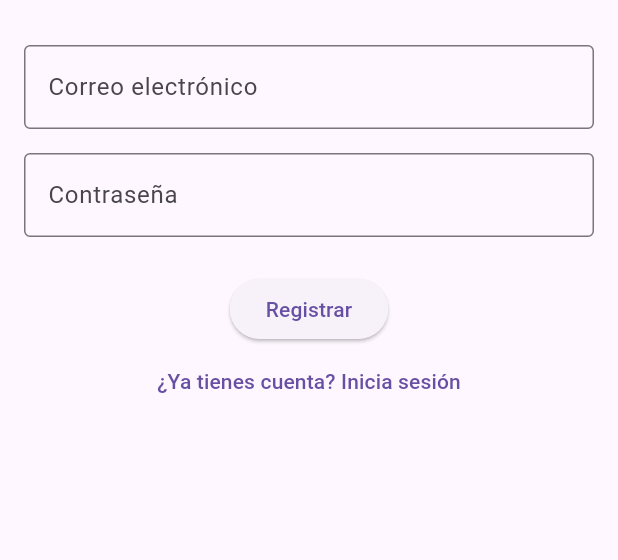
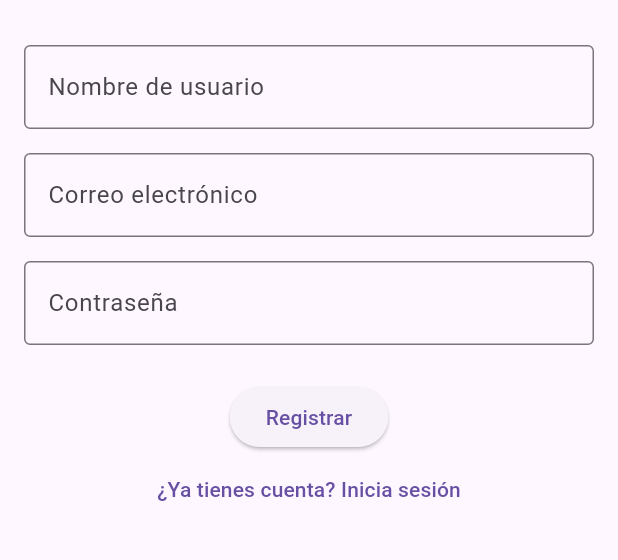
Before and after one commit to Domiciano/AppMovil261, a Flutter app: the SignupScreen screen opened by its route, on a phone screen of 412 x 824 dp, the part 63-623 px from its top. Run offline on Flutter 3.47's test engine with Material 3 defaults, Android fonts, the phone set to English and light mode, and no system bars; our stand-ins replace flutter_bloc, supabase_flutter; accounts and stored records are empty.

Commit message:
Semana 12

```diff
--- a/lib/features/auth/domain/usecases/signup_usecase.dart
+++ b/lib/features/auth/domain/usecases/signup_usecase.dart
@@ -4,7 +4,7 @@ import 'package:appmovil261/features/auth/domain/repo/auth_repo.dart';
 class SignupUsecase {
   AuthRepo repo = AuthRepoImpl();
 
-  Future<void> execute(String email, String password) async {
+  Future<void> execute(String username, String email, String password) async {
     await repo.signup(email, password);
   }
 }
--- a/lib/features/signup/ui/bloc/signup_bloc.dart
+++ b/lib/features/signup/ui/bloc/signup_bloc.dart
@@ -6,9 +6,10 @@ abstract class SignupEvent {}
 
 class SignupSubmitEvent extends SignupEvent {
   //Puedo hacer un modelo de usuario de UI
+  final String username;
   final String email;
   final String password;
-  SignupSubmitEvent({required this.email, required this.password});
+  SignupSubmitEvent({required this.username, required this.email, required this.password});
 }
 
 //States
@@ -42,7 +43,7 @@ class SignupBloc extends Bloc<SignupEvent, SignupState> {
     //Notificar que estamos cargando
     emit(SignupLoadingState());
     try {
-      await _usecase.execute(event.email, event.password);
+      await _usecase.execute(event.username, event.email, event.password);
       emit(SignupSuccessState());
     } catch (e) {
       emit(SignupFailState(message: e.toString())); //Mensaje de error requerido
--- a/lib/features/signup/ui/screens/signup_screen.dart
+++ b/lib/features/signup/ui/screens/signup_screen.dart
@@ -6,6 +6,7 @@ import 'package:flutter_bloc/flutter_bloc.dart';
 class SignupScreen extends StatelessWidget {
   SignupScreen({super.key});
 
+  final TextEditingController usernameController = TextEditingController();
   final TextEditingController emailController = TextEditingController();
   final TextEditingController passController = TextEditingController();
 
@@ -33,6 +34,14 @@ class SignupScreen extends StatelessWidget {
         padding: const EdgeInsets.all(16.0),
         child: Column(
           children: [
+            TextField(
+              controller: usernameController,
+              decoration: InputDecoration(
+                labelText: 'Nombre de usuario',
+                border: OutlineInputBorder(),
+              ),
+            ),
+            const SizedBox(height: 16),
             TextField(
               controller: emailController,
               decoration: InputDecoration(
@@ -63,6 +72,7 @@ class SignupScreen extends StatelessWidget {
                         //Registro
                         context.read<SignupBloc>().add(
                           SignupSubmitEvent(
+                            username: usernameController.text,
                             email: emailController.text,
                             password: passController.text,
                           ),
```
Also changed, not shown: 4 other files.
